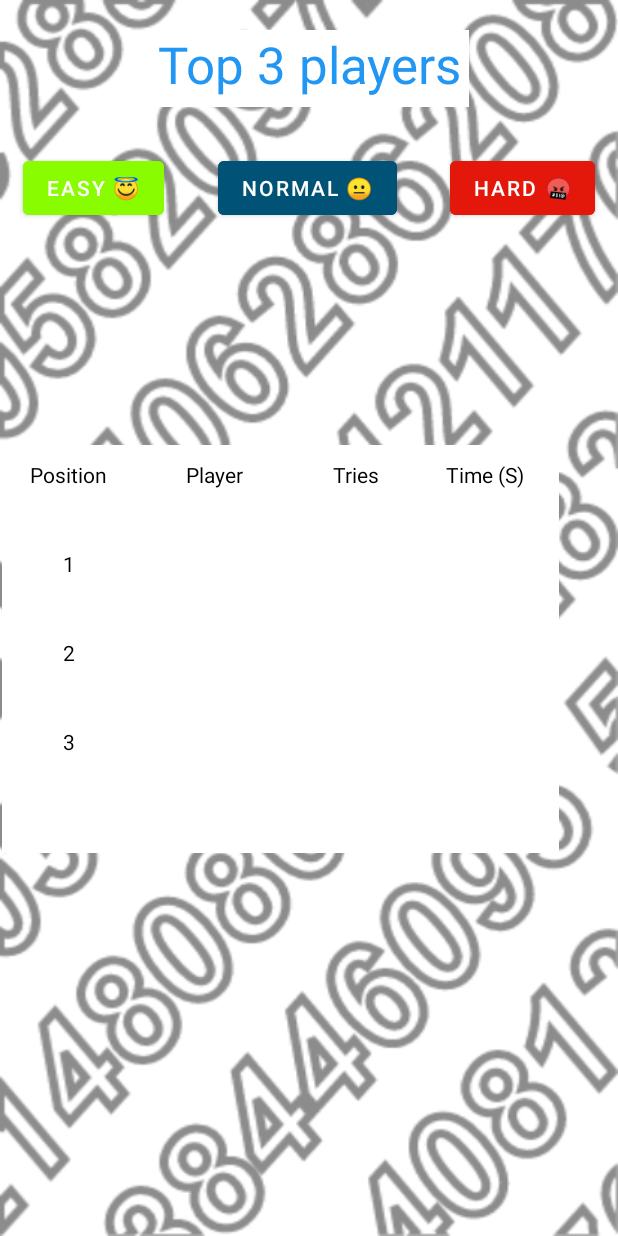
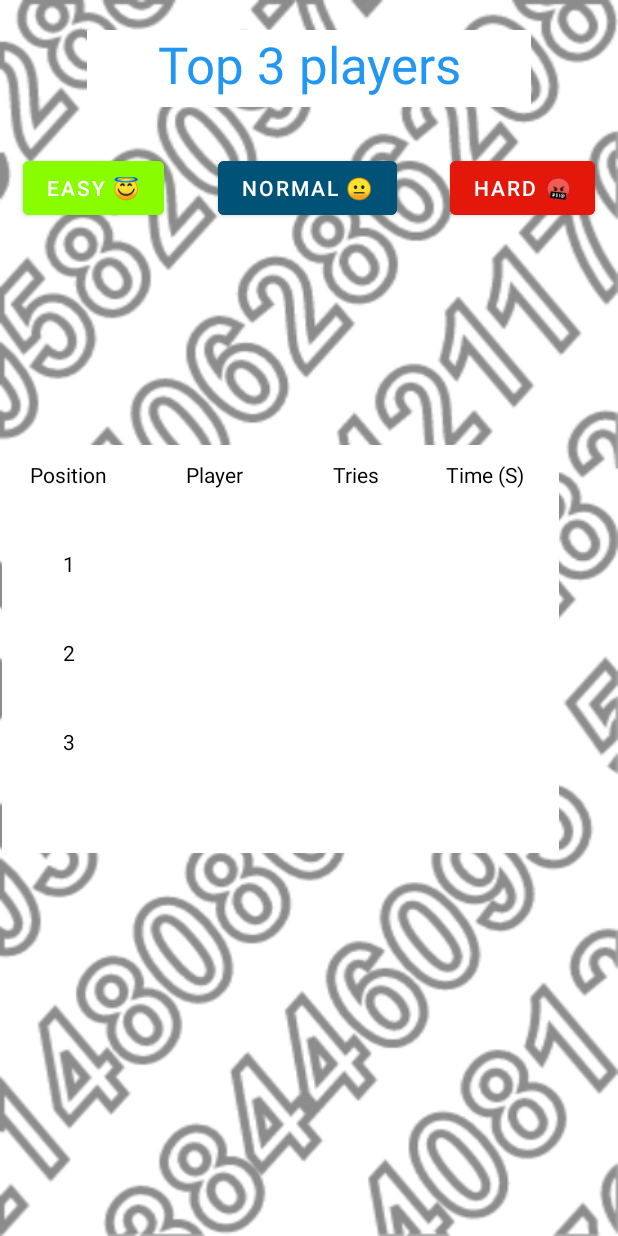
Before and after one commit to MereacreEugen01/Guess_My_Number, an Android app: the Score_Activity screen opened directly, with no data from a screen before it, on a phone screen of 412 x 824 dp. Run offline under Robolectric (Android 15) with nearby library versions, the phone set to English and light mode, and no system bars.

Commit message:
Correzione bug scoreboard

```diff
--- a/app/src/main/java/com/example/guess_my_number/Credentials_Activity.java
+++ b/app/src/main/java/com/example/guess_my_number/Credentials_Activity.java
@@ -49,7 +49,9 @@ public class Credentials_Activity extends AppCompatActivity {
         for(String s : scores) if(s.split(",")[0].equals(score.split(",")[0])) top.add(s);
         for(check = 0; check < top.size(); check++){
             int tentativi = Integer.parseInt(score.split(",")[2]);
-            if(tentativi <= Integer.parseInt(top.get(check).split(",")[2])){
+            if(tentativi < Integer.parseInt(top.get(check).split(",")[2]))
+                break;
+                if(tentativi == Integer.parseInt(top.get(check).split(",")[2])){
                 double time = Double.parseDouble(score.split(",")[3]);
                 if(time < Double.parseDouble(top.get(check).split(",")[3]))
                     break;
--- a/app/src/main/java/com/example/guess_my_number/Game_Activity.java
+++ b/app/src/main/java/com/example/guess_my_number/Game_Activity.java
@@ -70,12 +70,10 @@ public class Game_Activity extends AppCompatActivity {
                             i.putExtra("mode", m);
                             i.putExtra("tries", finalCounter);
                             i.putExtra("time", t);
-                            //invece di getBase metti  long time = SystemClock.elapsedRealtime()-gameTime.getBase();
                             startActivity(i);
                             finish();
                         }
                     }, 1500);
-                // gameTime.
                 if(this.rifGuessView.getText().equals("Guessed")){
 
                 }else{
@@ -83,7 +81,6 @@ public class Game_Activity extends AppCompatActivity {
                 this.rifTriesCounter.setText("" + counter);
                 finalCounter = counter;
                 this.rifGuessView.setText("Guessed");
-
                 }
             }} else if(n > Integer.parseInt(this.rifGuessView.getText().toString())){
                 this.rifGuessView.setText("Higher");
--- a/app/src/main/res/layout/activity_score.xml
+++ b/app/src/main/res/layout/activity_score.xml
@@ -151,7 +151,7 @@
 
     <TextView
         android:id="@+id/textView2"
-        android:layout_width="213dp"
+        android:layout_width="296dp"
         android:layout_height="51dp"
         android:layout_marginTop="20dp"
         android:background="#FFFFFF"
```
